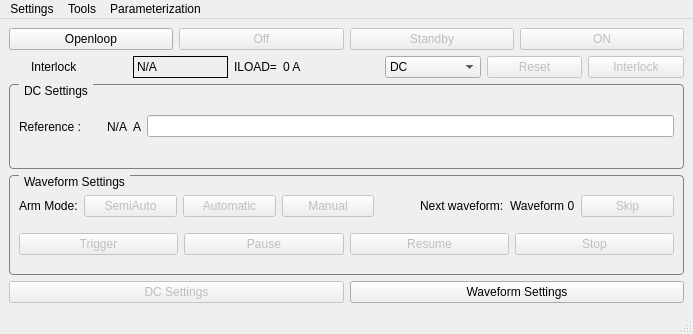
First picture: the form in src/view/main_window.ui, repository skjafar/pcviewer, before the edit.
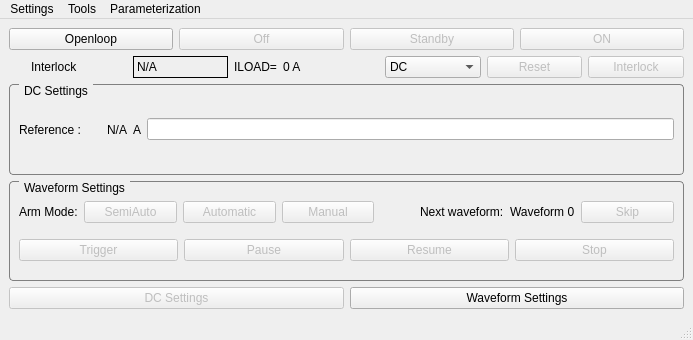
Second picture: the form after the edit. Icons and pictures are not drawn.

Diff of the .ui file:
```diff
--- a/src/view/main_window.ui
+++ b/src/view/main_window.ui
@@ -10,7 +10,7 @@
     <x>0</x>
     <y>0</y>
     <width>693</width>
-    <height>334</height>
+    <height>340</height>
    </rect>
   </property>
   <property name="windowTitle">
```
Left out of the diff: 2 changed lines with no effect on the pictures.
